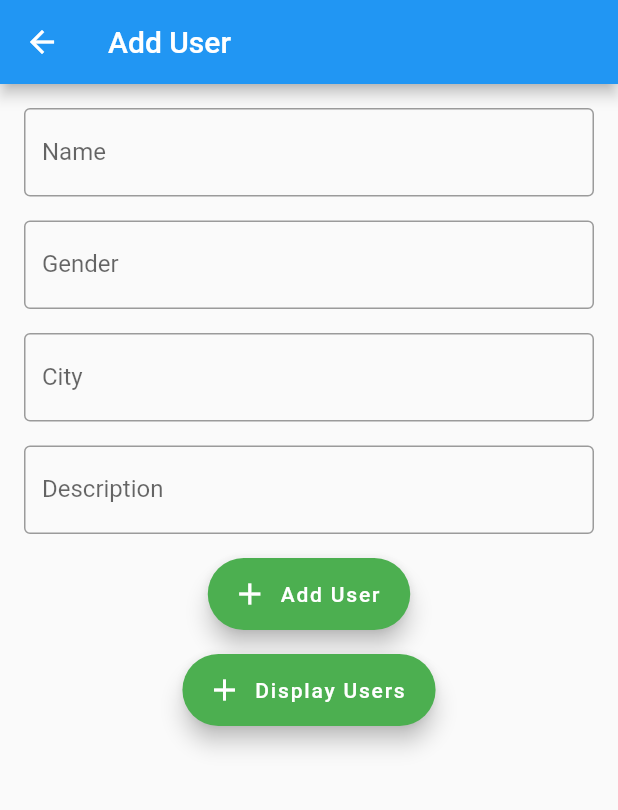
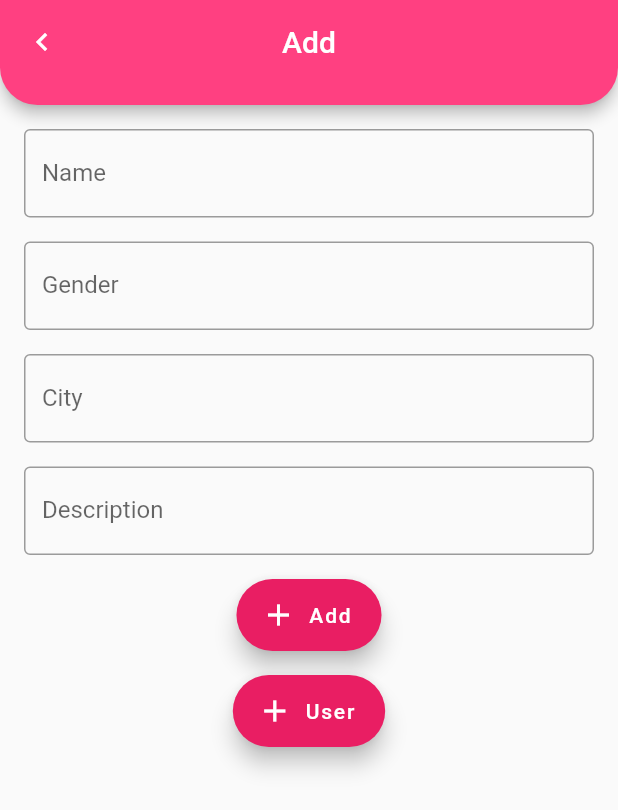
Before and after one commit to Harshtank-io/wedGuru, a Flutter app: the UserList screen opened directly, after a tap on the "delete" icon, after a tap on the "add" icon, on a phone screen of 412 x 824 dp. Shown: the top 810 px of the screen. Run offline on Flutter 3.47's test engine with Material 2 defaults, Android fonts, the light colour scheme and no system bars; our stand-ins replace animated_text_kit, google_fonts, google_nav_bar, liquid_swipe, sqflite; missing offline and left inert: swipeable_card_stack; accounts and stored records are empty.

Commit message:
Search Function Added

```diff
--- a/lib/pages/Localdb/addUser.dart
+++ b/lib/pages/Localdb/addUser.dart
@@ -32,8 +32,20 @@ class _AddUserState extends State<AddUser> {
     var _formKey = GlobalKey<FormState>();
     return Scaffold(
       // resizeToAvoidBottomInset: false,
-      appBar: AppBar(
-        title: Text('Add User'),
+      appBar: PreferredSize(
+        preferredSize: Size.fromHeight(70),
+        child: AppBar(
+          backgroundColor: Colors.pinkAccent,
+          centerTitle: true,
+          title: Text("Add"),
+          leading: Icon(Icons.chevron_left),
+          shape: const RoundedRectangleBorder(
+              borderRadius: BorderRadius.vertical(
+                  bottom: Radius.circular(25)
+              )
+          ),
+        ),
+
       ),
       body: SingleChildScrollView(
         child: Padding(
@@ -106,9 +118,9 @@ class _AddUserState extends State<AddUser> {
                         // Navigator.pop(context);
                       }
                     },
-                    backgroundColor: Colors.green,
+                    backgroundColor: Colors.pink,
                     icon: const Icon(Icons.add),
-                    label: const Text('Add User'),
+                    label: const Text('Add'),
                   ),
                 ),
                 const SizedBox(height: 16),
@@ -123,9 +135,9 @@ class _AddUserState extends State<AddUser> {
                         ),
                       );
                     },
-                    backgroundColor: Colors.green,
+                    backgroundColor: Colors.pink,
                     icon: const Icon(Icons.add),
-                    label: const Text('Display Users'),
+                    label: const Text('User'),
                   ),
                 ),
               ],
--- a/lib/pages/Localdb/userlist.dart
+++ b/lib/pages/Localdb/userlist.dart
@@ -16,6 +16,7 @@ class UserList extends StatefulWidget {
 class _UserListState extends State<UserList> {
   final dbHelper = DatabaseProvider.db;
   List<User> userList = [];
+  String filter = '';
 
   // int? get id  => null;
 
@@ -31,7 +32,7 @@ class _UserListState extends State<UserList> {
       appBar: PreferredSize(
         preferredSize: Size.fromHeight(80),
         child: AppBar(
-          shape: RoundedRectangleBorder(
+          shape: const RoundedRectangleBorder(
             borderRadius: BorderRadius.vertical(
               bottom: Radius.circular(25)
             ),
@@ -54,16 +55,37 @@ class _UserListState extends State<UserList> {
           ),
         ),
       ),
-      body: ListView.builder(
+      body: Column(
+        children: [
+          Padding(
+            padding: const EdgeInsets.all(8),
+            child: TextField(
+              onChanged: (val){
+                setState(() {
+                  filter = val.toLowerCase();
+                });
+              },
+              decoration:InputDecoration(
+                hintText: "search....",
+                prefixIcon: Icon(Icons.search),
+                border: OutlineInputBorder(borderRadius: BorderRadius.circular(25)),
+              ),
+            ),
+          ),
+          Expanded(
+            child: ListView.builder(
               itemCount: userList.length,
               itemBuilder: (BuildContext context, int index) {
                 final user = userList[index];
+                if(!user.name.toLowerCase().contains(filter)){
+                  return Container();
+                }
                 return Container(
                   width: 70,
-            padding: EdgeInsets.only(top: 18,bottom: 18 ),
-            margin: EdgeInsets.only(top: 10 ,left: 10 ,right: 10),
+                  padding: const EdgeInsets.only(top: 18,bottom: 18 ),
+                  margin: const EdgeInsets.only(top: 10 ,left: 10 ,right: 10),
                   decoration: BoxDecoration(
-              color: Colors.pink,
+                    color: Colors.pinkAccent,
                     borderRadius: BorderRadius.circular(30),
                   ),
                   child: ListTile(
@@ -103,16 +125,20 @@ class _UserListState extends State<UserList> {
                       Navigator.push(
                           context,
                           MaterialPageRoute(
-                        builder: (context) => Details(
-                              user: user,
-                            )));
+                              builder: (context) => Details(user: user,)));
                     },
                   ),
                 );
               },
             ),
-      floatingActionButton: FloatingActionButton(
-        child: Icon(Icons.add),
+          ),
+        ],
+      ),
+      floatingActionButton: SizedBox(
+        height: 100,
+        child: FloatingActionButton(
+          child: Icon(Icons.add,),
+          backgroundColor: Colors.pinkAccent,
           onPressed: () {
             //navigate to add person page
             Navigator.push(
@@ -122,6 +148,7 @@ class _UserListState extends State<UserList> {
               ),
             ).then((value) => _getUsers());
           },
+        ),
       ),
     );
   }
--- a/lib/pages/components/swipeCardpage.dart
+++ b/lib/pages/components/swipeCardpage.dart
@@ -30,7 +30,6 @@ class _UserHomeState extends State<UserHome> {
           elevation: 0,
           title: Text("Wed Guru"),
           centerTitle: true,
-
           titleTextStyle: GoogleFonts.poppins(
             fontSize: 25,
             fontWeight: FontWeight.w500,
```
Lines whose indentation alone changed are shown as unchanged.
